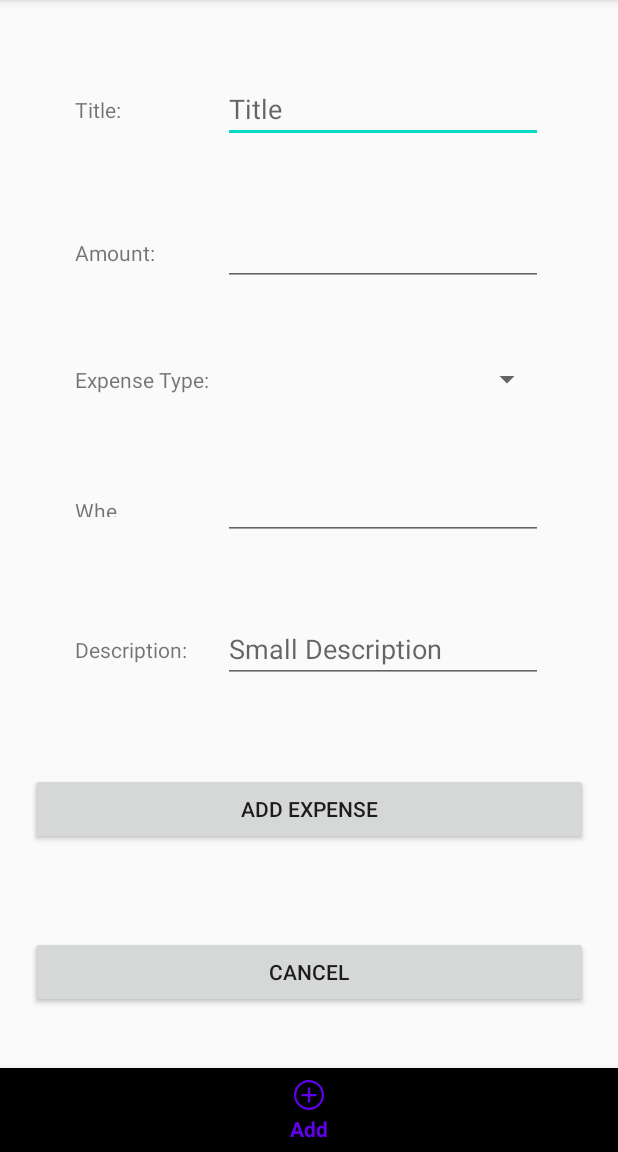
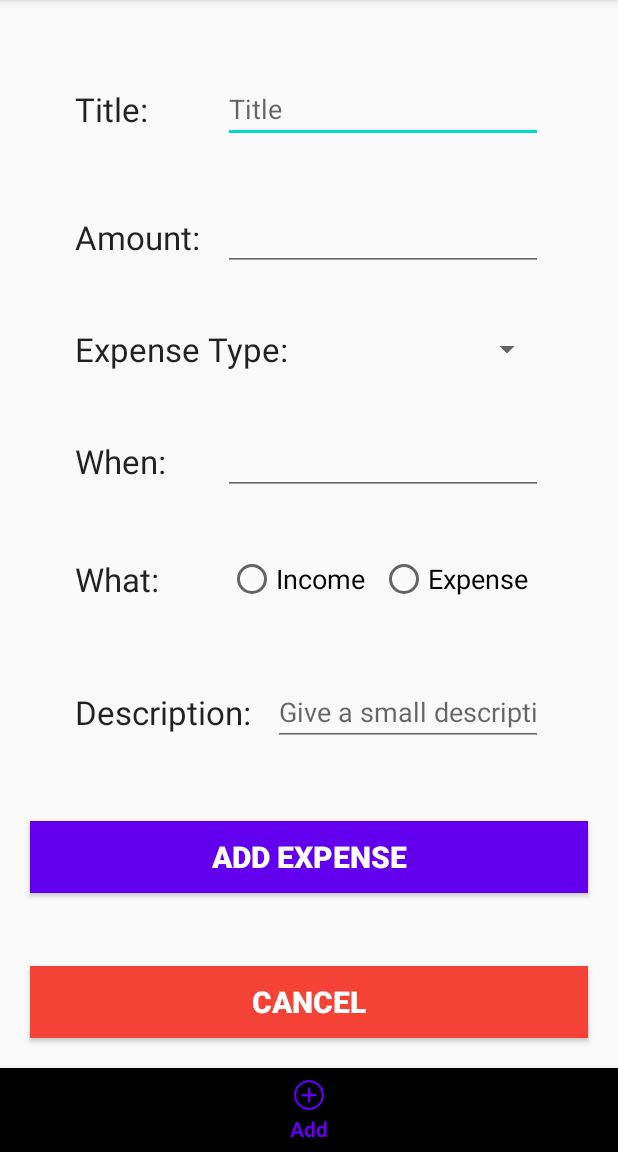
Before and after one commit to Suthar-Naresh/Android-Project, an Android app: the screen it shows after launch (MainActivity), on a phone screen of 412 x 824 dp, the part 84-1236 px from its top. Run offline under Robolectric (Android 15) with nearby library versions, the phone set to English and light mode, and no system bars.

```diff
--- a/app/src/main/AndroidManifest.xml
+++ b/app/src/main/AndroidManifest.xml
@@ -12,6 +12,9 @@
         android:theme="@style/Theme.Expensetracker"
         tools:targetApi="31">
         <activity
+            android:name=".ViewAllActivity"
+            android:exported="false" />
+        <activity
             android:name=".MainActivity"
             android:exported="true">
             <intent-filter>
--- a/app/src/main/java/com/mad/expensetracker/HomeFragment.java
+++ b/app/src/main/java/com/mad/expensetracker/HomeFragment.java
@@ -1,10 +1,12 @@
 package com.mad.expensetracker;
 
+import android.content.Intent;
 import android.os.Bundle;
 import android.support.v4.app.Fragment;
 import android.view.LayoutInflater;
 import android.view.View;
 import android.view.ViewGroup;
+import android.widget.Button;
 
 /**
  * A simple {@link Fragment} subclass.
--- a/app/src/main/res/layout/activity_main.xml
+++ b/app/src/main/res/layout/activity_main.xml
@@ -15,7 +15,9 @@
         app:layout_constraintEnd_toEndOf="parent"
         app:layout_constraintHorizontal_bias="1.0"
         app:layout_constraintStart_toStartOf="parent"
-        app:layout_constraintTop_toTopOf="parent" />
+        app:layout_constraintTop_toTopOf="parent" >
+
+    </FrameLayout>
 
     <android.support.design.widget.BottomNavigationView
         android:id="@+id/bottom_navigation"
@@ -26,6 +28,8 @@
         app:layout_constraintEnd_toEndOf="parent"
         app:layout_constraintHorizontal_bias="0.0"
         app:layout_constraintStart_toStartOf="parent"
-        />
+        >
+
+    </android.support.design.widget.BottomNavigationView>
 
 </android.support.constraint.ConstraintLayout>
--- a/app/src/main/res/layout/fragment_add_expense.xml
+++ b/app/src/main/res/layout/fragment_add_expense.xml
@@ -20,6 +20,7 @@
             android:layout_marginStart="50dp"
             android:layout_marginLeft="50dp"
             android:text="Title:"
+            android:textAppearance="@style/TextAppearance.AppCompat.Large"
             app:layout_constraintBottom_toBottomOf="@+id/expenseTitle"
             app:layout_constraintStart_toStartOf="parent"
             app:layout_constraintTop_toTopOf="@+id/expenseTitle" />
@@ -44,6 +45,7 @@
             android:layout_marginStart="50dp"
             android:layout_marginLeft="50dp"
             android:text="Amount:"
+            android:textAppearance="@style/TextAppearance.AppCompat.Large"
             app:layout_constraintBottom_toBottomOf="@+id/expenseAmount"
             app:layout_constraintStart_toStartOf="parent"
             app:layout_constraintTop_toTopOf="@+id/expenseAmount" />
@@ -52,7 +54,7 @@
             android:id="@+id/expenseAmount"
             android:layout_width="wrap_content"
             android:layout_height="wrap_content"
-            android:layout_marginTop="50dp"
+            android:layout_marginTop="40dp"
             android:layout_marginEnd="50dp"
             android:layout_marginRight="50dp"
             android:ems="10"
@@ -67,15 +69,16 @@
             android:layout_marginStart="50dp"
             android:layout_marginLeft="50dp"
             android:text="Expense Type:"
+            android:textAppearance="@style/TextAppearance.AppCompat.Large"
             app:layout_constraintBottom_toBottomOf="@+id/expenseTypeSpinner"
             app:layout_constraintStart_toStartOf="parent"
             app:layout_constraintTop_toTopOf="@+id/expenseTypeSpinner" />
 
         <Spinner
             android:id="@+id/expenseTypeSpinner"
-            android:layout_width="200dp"
+            android:layout_width="wrap_content"
             android:layout_height="wrap_content"
-            android:layout_marginTop="50dp"
+            android:layout_marginTop="40dp"
             android:layout_marginEnd="50dp"
             android:layout_marginRight="50dp"
             app:layout_constraintEnd_toEndOf="parent"
@@ -83,11 +86,12 @@
 
         <TextView
             android:id="@+id/textDate"
-            android:layout_width="32dp"
-            android:layout_height="14dp"
+            android:layout_width="wrap_content"
+            android:layout_height="wrap_content"
             android:layout_marginStart="50dp"
             android:layout_marginLeft="50dp"
             android:text="When:"
+            android:textAppearance="@style/TextAppearance.AppCompat.Large"
             app:layout_constraintBottom_toBottomOf="@+id/expenseDate"
             app:layout_constraintStart_toStartOf="parent"
             app:layout_constraintTop_toTopOf="@+id/expenseDate" />
@@ -96,7 +100,7 @@
             android:id="@+id/expenseDate"
             android:layout_width="wrap_content"
             android:layout_height="wrap_content"
-            android:layout_marginTop="50dp"
+            android:layout_marginTop="40dp"
             android:layout_marginEnd="50dp"
             android:layout_marginRight="50dp"
             android:ems="10"
@@ -105,28 +109,74 @@
             app:layout_constraintTop_toBottomOf="@+id/expenseTypeSpinner" />
 
         <TextView
+            android:id="@+id/textWhatIsThis"
+            android:layout_width="wrap_content"
+            android:layout_height="wrap_content"
+            android:layout_marginStart="50dp"
+            android:layout_marginLeft="50dp"
+            android:text="What:"
+            android:textAppearance="@style/TextAppearance.AppCompat.Large"
+            app:layout_constraintBottom_toBottomOf="@+id/radioGroup"
+            app:layout_constraintStart_toStartOf="parent"
+            app:layout_constraintTop_toTopOf="@+id/radioGroup" />
+
+        <RadioGroup
+            android:id="@+id/radioGroup"
+            android:layout_width="wrap_content"
+            android:layout_height="wrap_content"
+            android:layout_marginTop="40dp"
+            android:layout_marginEnd="50dp"
+            android:layout_marginRight="50dp"
+            app:layout_constraintEnd_toEndOf="parent"
+            app:layout_constraintTop_toBottomOf="@+id/expenseDate">
+
+            <LinearLayout
+                android:layout_width="210dp"
+                android:layout_height="match_parent"
+                android:orientation="horizontal">
+
+                <RadioButton
+                    android:id="@+id/radioIncome"
+                    android:layout_width="wrap_content"
+                    android:layout_height="wrap_content"
+                    android:layout_weight="1"
+                    android:text="Income"
+                    android:textAppearance="@style/TextAppearance.AppCompat.Medium" />
+
+                <RadioButton
+                    android:id="@+id/radioExpense"
+                    android:layout_width="wrap_content"
+                    android:layout_height="wrap_content"
+                    android:layout_weight="1"
+                    android:text="Expense"
+                    android:textAppearance="@style/TextAppearance.AppCompat.Medium" />
+            </LinearLayout>
+        </RadioGroup>
+
+        <TextView
             android:id="@+id/textDescription"
             android:layout_width="wrap_content"
             android:layout_height="wrap_content"
             android:layout_marginStart="50dp"
             android:layout_marginLeft="50dp"
             android:text="Description:"
+            android:textAppearance="@style/TextAppearance.AppCompat.Large"
             app:layout_constraintBottom_toBottomOf="@+id/expenseDescription"
             app:layout_constraintStart_toStartOf="parent"
             app:layout_constraintTop_toTopOf="@+id/expenseDescription" />
 
         <EditText
             android:id="@+id/expenseDescription"
-            android:layout_width="wrap_content"
+            android:layout_width="180dp"
             android:layout_height="wrap_content"
             android:layout_marginTop="50dp"
             android:layout_marginEnd="50dp"
             android:layout_marginRight="50dp"
             android:ems="10"
-            android:hint="Small Description"
+            android:hint="Give a small description..."
             android:inputType="textPersonName"
             app:layout_constraintEnd_toEndOf="parent"
-            app:layout_constraintTop_toBottomOf="@+id/expenseDate" />
+            app:layout_constraintTop_toBottomOf="@+id/radioGroup" />
 
         <Button
             android:id="@+id/addExpense"
@@ -134,10 +184,14 @@
             android:layout_height="wrap_content"
             android:layout_marginStart="20dp"
             android:layout_marginLeft="20dp"
-            android:layout_marginTop="60dp"
+            android:layout_marginTop="50dp"
             android:layout_marginEnd="20dp"
             android:layout_marginRight="20dp"
+            android:background="@color/purple_500"
             android:text="Add Expense"
+            android:textColor="#FFFFFF"
+            android:textSize="20sp"
+            android:textStyle="bold"
             app:layout_constraintEnd_toEndOf="parent"
             app:layout_constraintStart_toStartOf="parent"
             app:layout_constraintTop_toBottomOf="@+id/expenseDescription" />
@@ -150,8 +204,12 @@
             android:layout_marginLeft="20dp"
             android:layout_marginEnd="20dp"
             android:layout_marginRight="20dp"
-            android:layout_marginBottom="40dp"
+            android:layout_marginBottom="20dp"
+            android:background="#F44336"
             android:text="Cancel"
+            android:textColor="#FFFFFF"
+            android:textSize="20sp"
+            android:textStyle="bold"
             app:layout_constraintBottom_toBottomOf="parent"
             app:layout_constraintEnd_toEndOf="parent"
             app:layout_constraintStart_toStartOf="parent" />
```
Also changed, not shown: app/src/main/java/com/mad/expensetracker/ViewAllActivity.java (added, +13 -0 lines), app/src/main/res/layout/activity_view_all.xml (added, +19 -0 lines), app/src/main/res/layout/fragment_home.xml (+77 -3 lines).
